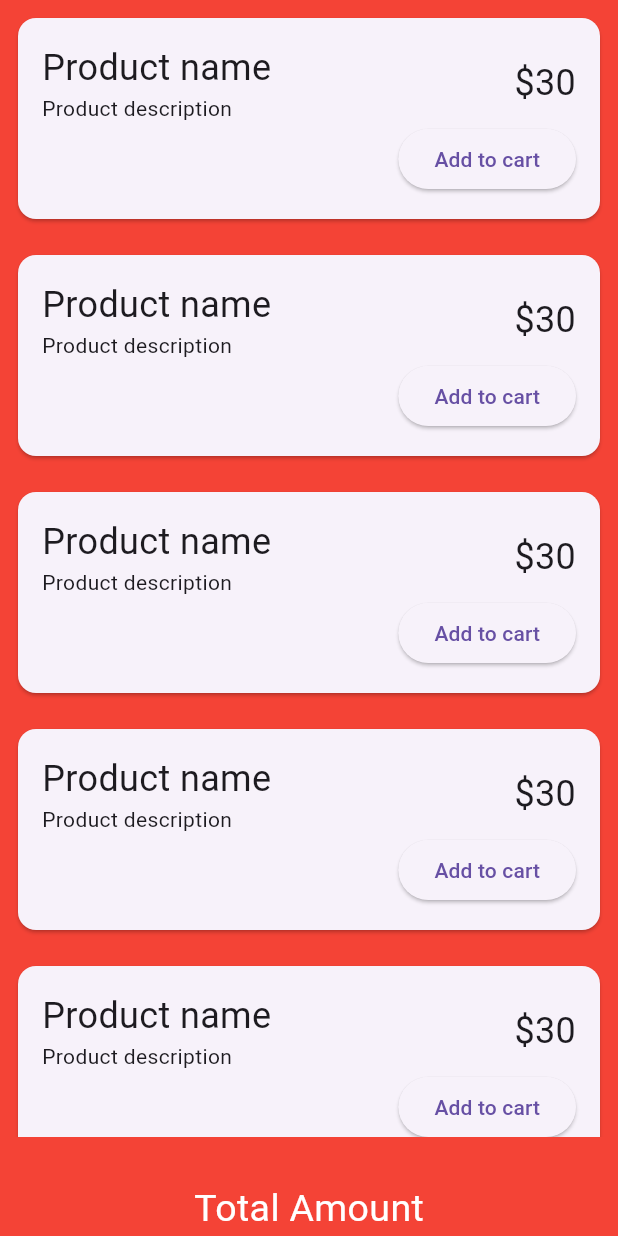
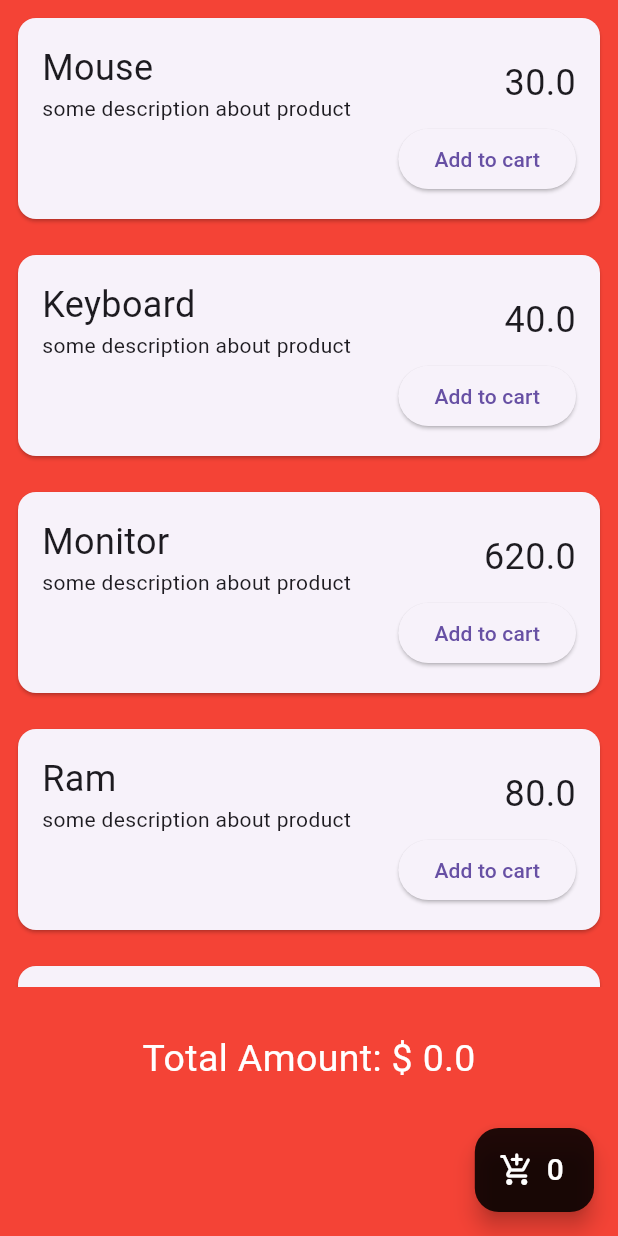
Before and after one commit to MentalJava/getx-state, a Flutter app: the screen it shows after launch, on a phone screen of 412 x 824 dp. Run offline on Flutter 3.47's test engine with Material 3 defaults, Android fonts, the phone set to English and light mode, and no system bars; our stand-ins replace get.

Commit message:
DI, GetX 사용해서 반응형 상태관리 구현

```diff
--- /dev/null
+++ b/lib/controller/cart_controller.dart
@@ -0,0 +1,15 @@
+import 'package:get/get.dart';
+import 'package:getx_state/model/product.dart';
+
+class CartController extends GetxController {
+  var cartItems = <Product>[].obs;
+  double get totalPrice => cartItems.fold(
+        0,
+        (e, item) => e + item.price,
+      );
+  int get count => cartItems.length;
+
+  void addToItem(Product product) {
+    cartItems.add(product);
+  }
+}
--- a/lib/controller/shopping_controller.dart
+++ b/lib/controller/shopping_controller.dart
@@ -3,4 +3,50 @@
 
 class ShoppingController extends GetxController {
   var products = <Product>[].obs;
+
+  @override
+  void onInit() {
+    super.onInit();
+    fetchData();
+  }
+
+  void fetchData() async {
+    await Future.delayed(
+      const Duration(seconds: 2),
+    );
+    var productData = [
+      Product(
+        id: 1,
+        name: 'Mouse',
+        description: 'some description about product',
+        price: 30,
+      ),
+      Product(
+        id: 2,
+        name: 'Keyboard',
+        description: 'some description about product',
+        price: 40,
+      ),
+      Product(
+        id: 3,
+        name: 'Monitor',
+        description: 'some description about product',
+        price: 620,
+      ),
+      Product(
+        id: 4,
+        name: 'Ram',
+        description: 'some description about product',
+        price: 80,
+      ),
+      Product(
+        id: 5,
+        name: 'Speaker',
+        description: 'some description about product',
+        price: 120.5,
+      ),
+    ];
+
+    products.assignAll(productData);
+  }
 }
--- a/lib/main.dart
+++ b/lib/main.dart
@@ -15,7 +15,7 @@
       theme: ThemeData(
         primaryColor: Colors.blue,
       ),
-      home: const ShoppingPage(),
+      home: ShoppingPage(),
     );
   }
 }
--- a/lib/view/shopping_page.dart
+++ b/lib/view/shopping_page.dart
@@ -1,7 +1,12 @@
 import 'package:flutter/material.dart';
+import 'package:get/get.dart';
+import 'package:getx_state/controller/cart_controller.dart';
+import 'package:getx_state/controller/shopping_controller.dart';
 
 class ShoppingPage extends StatelessWidget {
-  const ShoppingPage({super.key});
+  final shoppingController = Get.put(ShoppingController());
+  final cartController = Get.put(CartController());
+  ShoppingPage({super.key});
 
   @override
   Widget build(BuildContext context) {
@@ -10,8 +15,10 @@
       body: Column(
         children: [
           Expanded(
-            child: ListView.builder(
-              itemCount: 5,
+            child: GetX<ShoppingController>(
+              builder: (controller) {
+                return ListView.builder(
+                  itemCount: controller.products.length,
                   itemBuilder: (context, index) {
                     return Card(
                       margin: const EdgeInsets.all(12),
@@ -22,33 +29,36 @@
                         child: Column(
                           crossAxisAlignment: CrossAxisAlignment.end,
                           children: [
-                        const Row(
+                            Row(
                               mainAxisAlignment: MainAxisAlignment.spaceBetween,
                               children: [
                                 Column(
                                   crossAxisAlignment: CrossAxisAlignment.start,
                                   children: [
                                     Text(
-                                  'Product name',
-                                  style: TextStyle(
+                                      controller.products[index].name,
+                                      style: const TextStyle(
                                         fontSize: 24,
                                       ),
                                     ),
                                     Text(
-                                  'Product description',
+                                      controller.products[index].description,
                                     ),
                                   ],
                                 ),
                                 Text(
-                              '\$30',
-                              style: TextStyle(
+                                  '${controller.products[index].price}',
+                                  style: const TextStyle(
                                     fontSize: 24,
                                   ),
                                 ),
                               ],
                             ),
                             ElevatedButton(
-                          onPressed: () {},
+                              onPressed: () {
+                                cartController
+                                    .addToItem(controller.products[index]);
+                              },
                               child: const Text('Add to cart'),
                             ),
                           ],
@@ -56,19 +66,47 @@
                       ),
                     );
                   },
+                );
+              },
             ),
           ),
           const SizedBox(
             height: 30,
           ),
-          const Text(
-            'Total Amount',
-            style: TextStyle(
+          GetX<CartController>(
+            builder: (controller) {
+              return Text(
+                'Total Amount: \$ ${controller.totalPrice}',
+                style: const TextStyle(
                   fontSize: 25,
                   color: Colors.white,
                 ),
-          )
+              );
+            },
+          ),
+          const SizedBox(
+            height: 100,
+          ),
         ],
+      ),
+      floatingActionButton: FloatingActionButton.extended(
+        onPressed: () {},
+        label: GetX<CartController>(
+          builder: (controller) {
+            return Text(
+              cartController.count.toString(),
+              style: const TextStyle(
+                fontSize: 20,
+                color: Colors.white,
+              ),
+            );
+          },
+        ),
+        icon: const Icon(
+          Icons.add_shopping_cart_rounded,
+          color: Colors.white,
+        ),
+        backgroundColor: Colors.black87,
       ),
     );
   }
```
Lines whose indentation alone changed are shown as unchanged.
